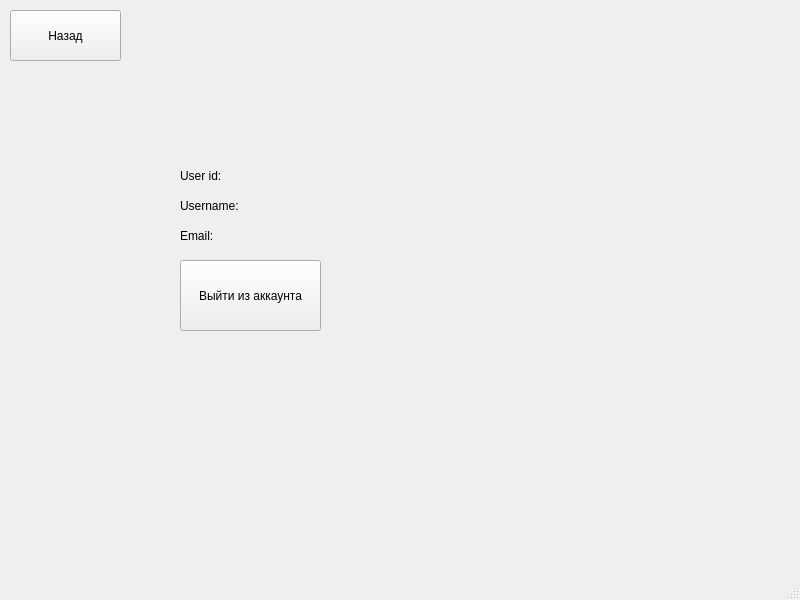
This is ui_files/profile_screen.ui in Gelzy788/DnD-Helper as Qt 5 draws it before an edit. The edited form follows.
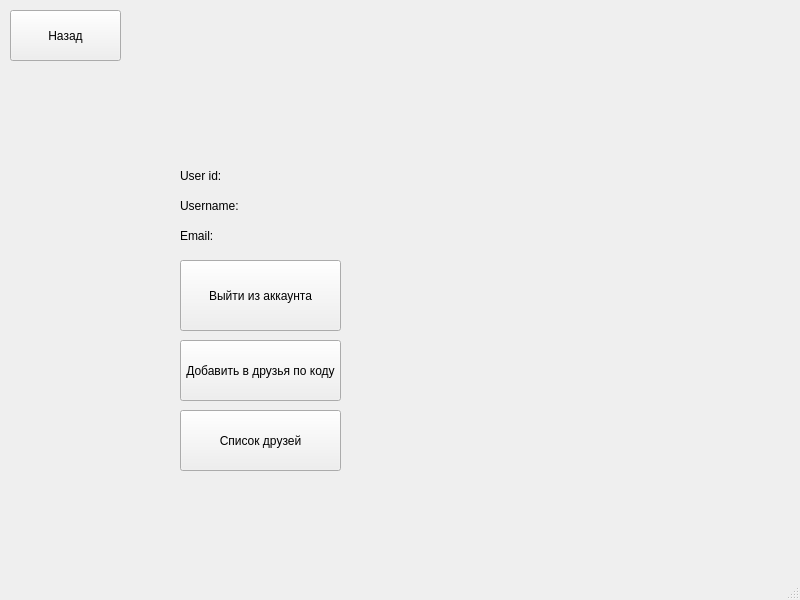
This is the edited form.

What changed in the file:
```diff
--- a/ui_files/profile_screen.ui
+++ b/ui_files/profile_screen.ui
@@ -110,7 +110,7 @@
      <rect>
       <x>180</x>
       <y>260</y>
-      <width>141</width>
+      <width>161</width>
       <height>71</height>
      </rect>
     </property>
@@ -118,6 +118,32 @@
      <string>Выйти из аккаунта</string>
     </property>
    </widget>
+   <widget class="QPushButton" name="add_friend_btn">
+    <property name="geometry">
+     <rect>
+      <x>180</x>
+      <y>340</y>
+      <width>161</width>
+      <height>61</height>
+     </rect>
+    </property>
+    <property name="text">
+     <string>Добавить в друзья по коду</string>
+    </property>
+   </widget>
+   <widget class="QPushButton" name="friends_list_btn">
+    <property name="geometry">
+     <rect>
+      <x>180</x>
+      <y>410</y>
+      <width>161</width>
+      <height>61</height>
+     </rect>
+    </property>
+    <property name="text">
+     <string>Список друзей</string>
+    </property>
+   </widget>
   </widget>
   <widget class="QMenuBar" name="menubar">
    <property name="geometry">
```
